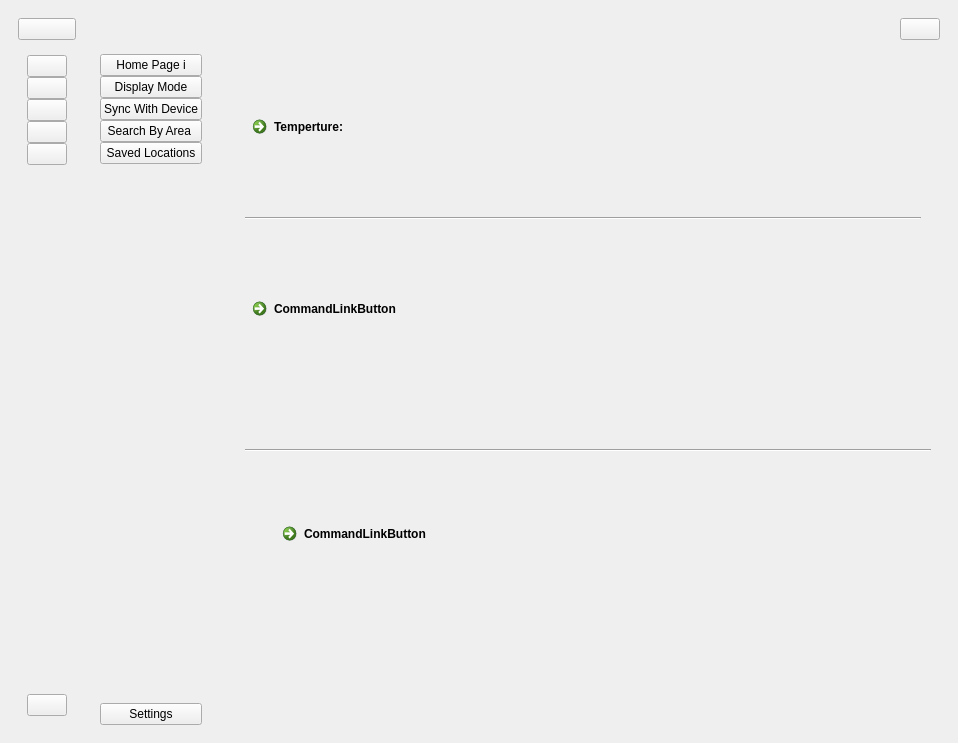
First picture: the form in User Interface/WeatherApp.ui, repository sarscheps/Project---UI-Communications, before the edit.
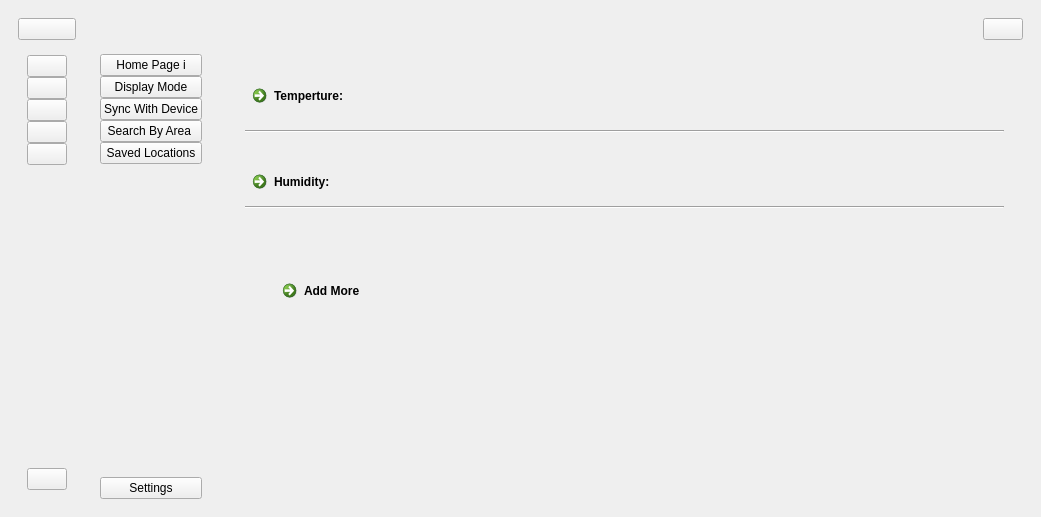
Second picture: the form after the edit. Icons and pictures are not drawn. Custom widgets are drawn as their Qt base class.

What changed in the file:
```diff
--- a/User Interface/WeatherApp.ui
+++ b/User Interface/WeatherApp.ui
@@ -6,8 +6,8 @@
    <rect>
     <x>0</x>
     <y>0</y>
-    <width>958</width>
-    <height>743</height>
+    <width>1041</width>
+    <height>517</height>
    </rect>
   </property>
   <property name="windowTitle">
@@ -412,6 +412,22 @@
          <widget class="QWidget" name="widget_4"/>
          <widget class="QWidget" name="homePage">
           <layout class="QVBoxLayout" name="verticalLayout_9">
+           <item>
+            <spacer name="verticalSpacer_4">
+             <property name="orientation">
+              <enum>Qt::Vertical</enum>
+             </property>
+             <property name="sizeType">
+              <enum>QSizePolicy::Preferred</enum>
+             </property>
+             <property name="sizeHint" stdset="0">
+              <size>
+               <width>20</width>
+               <height>5</height>
+              </size>
+             </property>
+            </spacer>
+           </item>
            <item>
             <widget class="QWidget" name="tempWidget" native="true">
              <layout class="QHBoxLayout" name="horizontalLayout_4">
@@ -440,7 +456,7 @@
                     <property name="maximumSize">
                      <size>
                       <width>16777215</width>
-                      <height>60</height>
+                      <height>40</height>
                      </size>
                     </property>
                     <property name="layoutDirection">
@@ -462,22 +478,6 @@
                     </property>
                    </widget>
                   </item>
-                  <item>
-                   <spacer name="verticalSpacer_4">
-                    <property name="orientation">
-                     <enum>Qt::Vertical</enum>
-                    </property>
-                    <property name="sizeType">
-                     <enum>QSizePolicy::Ignored</enum>
-                    </property>
-                    <property name="sizeHint" stdset="0">
-                     <size>
-                      <width>5</width>
-                      <height>5</height>
-                     </size>
-                    </property>
-                   </spacer>
-                  </item>
                  </layout>
                 </item>
                 <item>
@@ -525,9 +525,19 @@
                 <item>
                  <layout class="QVBoxLayout" name="verticalLayout_7">
                   <item>
-                   <widget class="QCommandLinkButton" name="commandLinkButton">
+                   <widget class="LinkButton" name="humidityLinkButton">
+                    <property name="maximumSize">
+                     <size>
+                      <width>16777215</width>
+                      <height>40</height>
+                     </size>
+                    </property>
                     <property name="text">
-                     <string>CommandLinkButton</string>
+                     <string>Humidity:</string>
+                    </property>
+                    <property name="icon">
+                     <iconset>
+                      <normaloff>icons/WeatherIcons/2682807_drop_high_humidity_percentage_precipitation_icon.png</normaloff>icons/WeatherIcons/2682807_drop_high_humidity_percentage_precipitation_icon.png</iconset>
                     </property>
                    </widget>
                   </item>
@@ -539,7 +549,7 @@
                    </widget>
                   </item>
                   <item>
-                   <spacer name="verticalSpacer_5">
+                   <spacer name="humidityVSpacer">
                     <property name="orientation">
                      <enum>Qt::Vertical</enum>
                     </property>
@@ -556,6 +566,22 @@
                   </item>
                  </layout>
                 </item>
+                <item>
+                 <spacer name="horizontalSpacer_2">
+                  <property name="orientation">
+                   <enum>Qt::Horizontal</enum>
+                  </property>
+                  <property name="sizeType">
+                   <enum>QSizePolicy::Fixed</enum>
+                  </property>
+                  <property name="sizeHint" stdset="0">
+                   <size>
+                    <width>10</width>
+                    <height>20</height>
+                   </size>
+                  </property>
+                 </spacer>
+                </item>
                </layout>
               </item>
              </layout>
@@ -587,7 +613,7 @@
                   <item>
                    <widget class="QCommandLinkButton" name="commandLinkButton_2">
                     <property name="text">
-                     <string>CommandLinkButton</string>
+                     <string>Add More </string>
                     </property>
                    </widget>
                   </item>
@@ -598,6 +624,22 @@
              </layout>
             </widget>
            </item>
+           <item>
+            <spacer name="verticalSpacer_5">
+             <property name="orientation">
+              <enum>Qt::Vertical</enum>
+             </property>
+             <property name="sizeType">
+              <enum>QSizePolicy::Fixed</enum>
+             </property>
+             <property name="sizeHint" stdset="0">
+              <size>
+               <width>20</width>
+               <height>150</height>
+              </size>
+             </property>
+            </spacer>
+           </item>
           </layout>
          </widget>
          <widget class="QWidget" name="savedLocationsPage">
```
Left out of the diff: 10 changed lines with no effect on the pictures.
